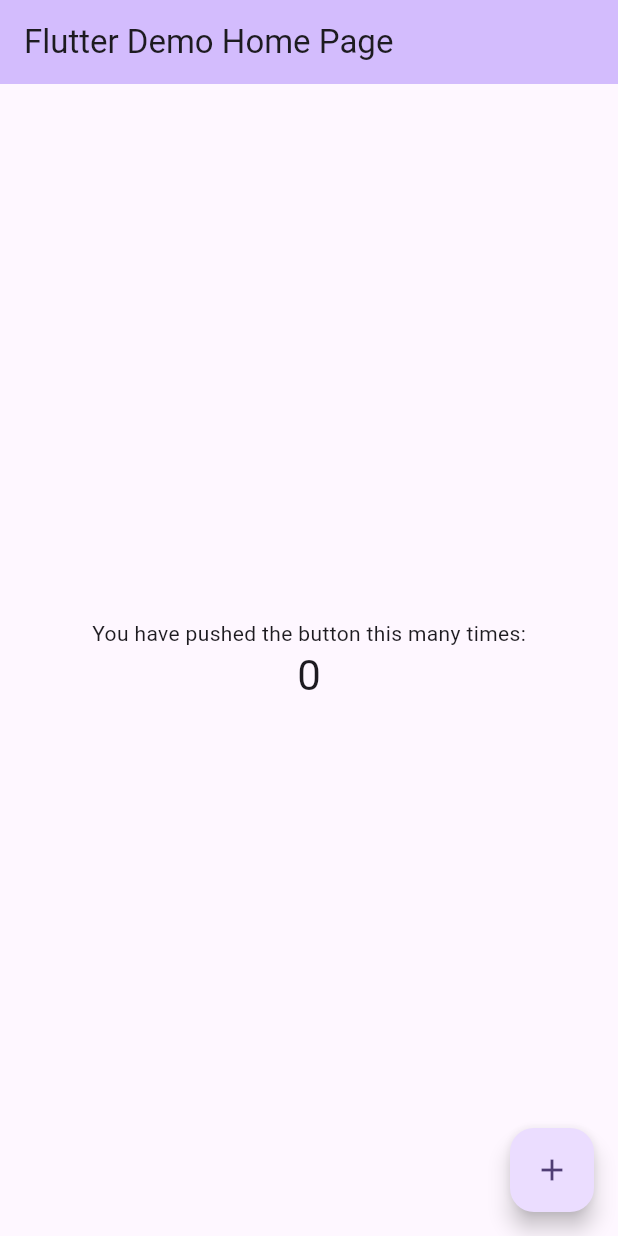
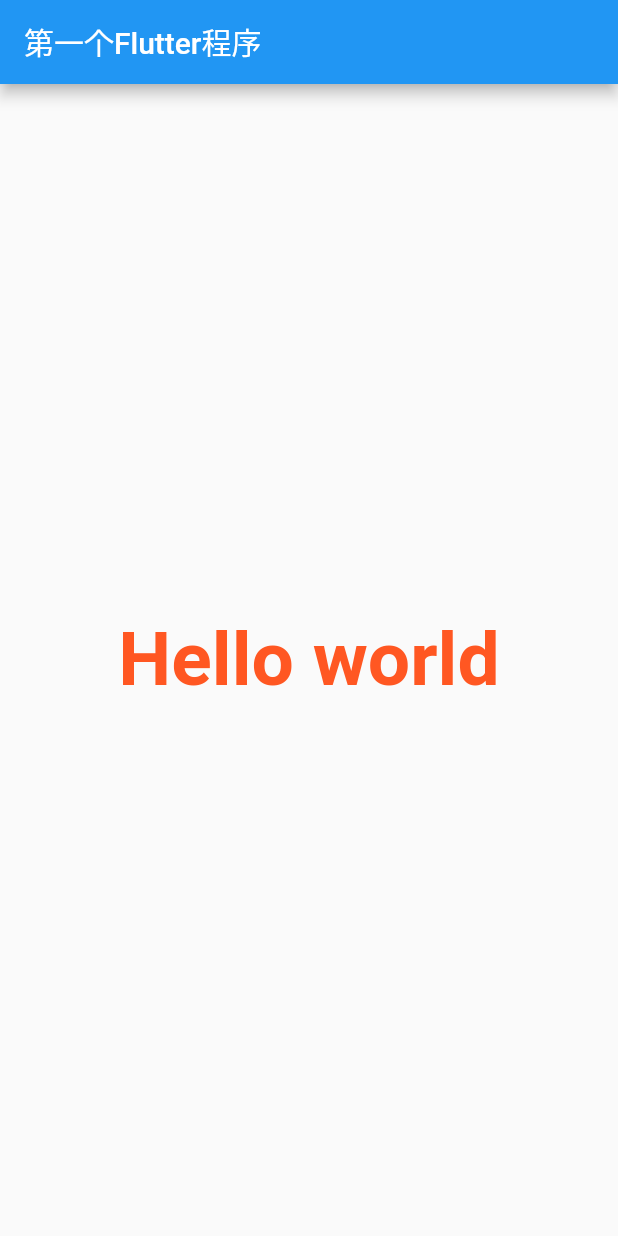
Before and after one commit to canlan527/flutter_learn, a Flutter app: the screen it shows after launch, on a phone screen of 412 x 824 dp. Run offline on Flutter 3.47's test engine with Material 2 defaults, Android fonts, the phone set to English and light mode, and no system bars.

Commit message:
第一个flutter程序

```diff
--- a/01_dart基本语法/06_空安全.dart
+++ b/01_dart基本语法/06_空安全.dart
@@ -4,8 +4,8 @@
 // 这类空引用错误在以前调试是非常困难的。
 
 // 有了健全的空安全体系，变量默认是「非空」的：
-//它们可以赋予与定义的类型相同类型的任意值（例如 int i = 42），且永远不能被设置为 null。
-//你可以指定一个类型为可空（例如 int? i），这类变量只能包含对应类型的值或者 null。
+// 它们可以赋予与定义的类型相同类型的任意值（例如 int i = 42），且永远不能被设置为 null。
+// 你可以指定一个类型为可空（例如 int? i），这类变量只能包含对应类型的值或者 null。
 // 有了空安全，下面代码中所有的变量都是非空的：
 
 // In null-safe Dart, none of these can ever be null.
@@ -13,7 +13,7 @@
 // String name = getFileName();
 // final b = Foo();
 // // 若你想让变量可以为 null，只需要在类型声明后加上 ?。
-// 金榜学案 政治 选择性必修三 逻辑
+
 
 // int? aNullableInt = null;
 
--- a/05_dart案例分析/hello_app2/lib/main.dart
+++ b/05_dart案例分析/hello_app2/lib/main.dart
@@ -1,125 +1,19 @@
 import 'package:flutter/material.dart';
 
 void main() {
-  runApp(const MyApp());
+  runApp(
+    MaterialApp(
+      home: Scaffold(
+        appBar: AppBar(title: Text('第一个Flutter程序')),
+        body: Center(
+          child: Text(
+            'Hello world',
+            style: TextStyle(
+              fontSize: 50,
+              fontWeight: FontWeight.bold,
+              color: Colors.deepOrange,
+            ),
+          ),
+        ),
+  )));
 }
-
-class MyApp extends StatelessWidget {
-  const MyApp({super.key});
-
-  // This widget is the root of your application.
-  @override
-  Widget build(BuildContext context) {
-    return MaterialApp(
-      title: 'Flutter Demo',
-      theme: ThemeData(
-        // This is the theme of your application.
-        //
-        // TRY THIS: Try running your application with "flutter run". You'll see
-        // the application has a blue toolbar. Then, without quitting the app,
-        // try changing the seedColor in the colorScheme below to Colors.green
-        // and then invoke "hot reload" (save your changes or press the "hot
-        // reload" button in a Flutter-supported IDE, or press "r" if you used
-        // the command line to start the app).
-        //
-        // Notice that the counter didn't reset back to zero; the application
-        // state is not lost during the reload. To reset the state, use hot
-        // restart instead.
-        //
-        // This works for code too, not just values: Most code changes can be
-        // tested with just a hot reload.
-        colorScheme: ColorScheme.fromSeed(seedColor: Colors.deepPurple),
-        useMaterial3: true,
-      ),
-      home: const MyHomePage(title: 'Flutter Demo Home Page'),
-    );
-  }
-}
-
-class MyHomePage extends StatefulWidget {
-  const MyHomePage({super.key, required this.title});
-
-  // This widget is the home page of your application. It is stateful, meaning
-  // that it has a State object (defined below) that contains fields that affect
-  // how it looks.
-
-  // This class is the configuration for the state. It holds the values (in this
-  // case the title) provided by the parent (in this case the App widget) and
-  // used by the build method of the State. Fields in a Widget subclass are
-  // always marked "final".
-
-  final String title;
-
-  @override
-  State<MyHomePage> createState() => _MyHomePageState();
-}
-
-class _MyHomePageState extends State<MyHomePage> {
-  int _counter = 0;
-
-  void _incrementCounter() {
-    setState(() {
-      // This call to setState tells the Flutter framework that something has
-      // changed in this State, which causes it to rerun the build method below
-      // so that the display can reflect the updated values. If we changed
-      // _counter without calling setState(), then the build method would not be
-      // called again, and so nothing would appear to happen.
-      _counter++;
-    });
-  }
-
-  @override
-  Widget build(BuildContext context) {
-    // This method is rerun every time setState is called, for instance as done
-    // by the _incrementCounter method above.
-    //
-    // The Flutter framework has been optimized to make rerunning build methods
-    // fast, so that you can just rebuild anything that needs updating rather
-    // than having to individually change instances of widgets.
-    return Scaffold(
-      appBar: AppBar(
-        // TRY THIS: Try changing the color here to a specific color (to
-        // Colors.amber, perhaps?) and trigger a hot reload to see the AppBar
-        // change color while the other colors stay the same.
-        backgroundColor: Theme.of(context).colorScheme.inversePrimary,
-        // Here we take the value from the MyHomePage object that was created by
-        // the App.build method, and use it to set our appbar title.
-        title: Text(widget.title),
-      ),
-      body: Center(
-        // Center is a layout widget. It takes a single child and positions it
-        // in the middle of the parent.
-        child: Column(
-          // Column is also a layout widget. It takes a list of children and
-          // arranges them vertically. By default, it sizes itself to fit its
-          // children horizontally, and tries to be as tall as its parent.
-          //
-          // Column has various properties to control how it sizes itself and
-          // how it positions its children. Here we use mainAxisAlignment to
-          // center the children vertically; the main axis here is the vertical
-          // axis because Columns are vertical (the cross axis would be
-          // horizontal).
-          //
-          // TRY THIS: Invoke "debug painting" (choose the "Toggle Debug Paint"
-          // action in the IDE, or press "p" in the console), to see the
-          // wireframe for each widget.
-          mainAxisAlignment: MainAxisAlignment.center,
-          children: <Widget>[
-            const Text(
-              'You have pushed the button this many times:',
-            ),
-            Text(
-              '$_counter',
-              style: Theme.of(context).textTheme.headlineMedium,
-            ),
-          ],
-        ),
-      ),
-      floatingActionButton: FloatingActionButton(
-        onPressed: _incrementCounter,
-        tooltip: 'Increment',
-        child: const Icon(Icons.add),
-      ), // This trailing comma makes auto-formatting nicer for build methods.
-    );
-  }
-}
```
